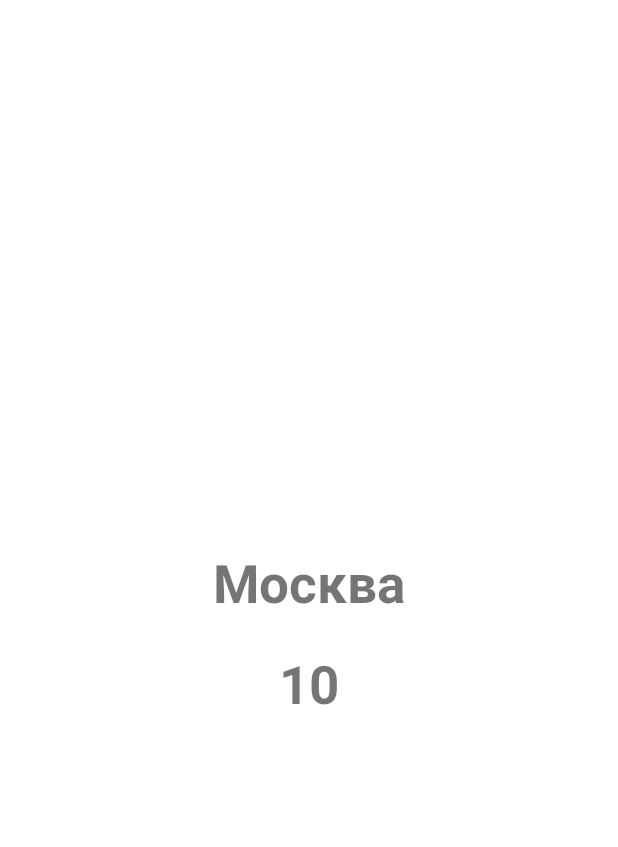
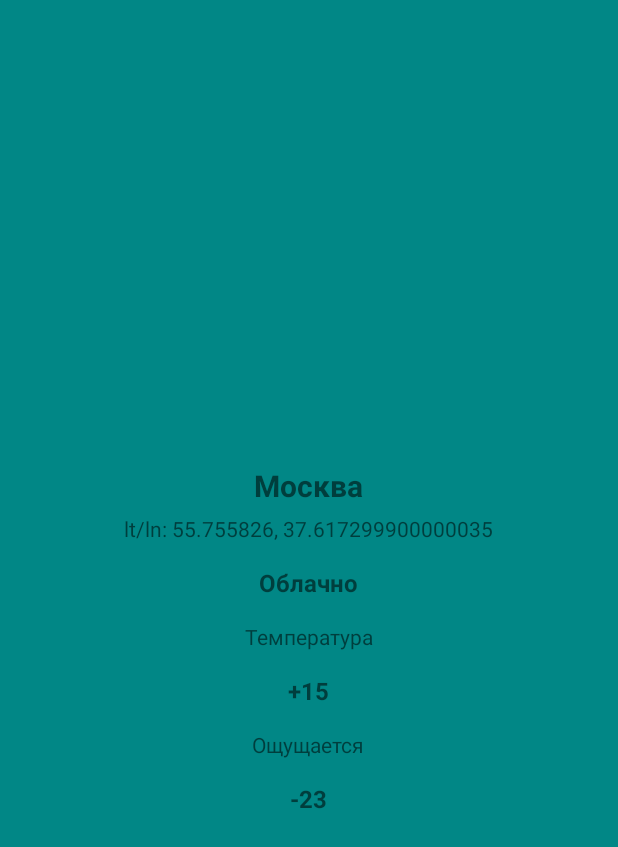
Before and after one commit to enotniy/kotlinforbegginers, an Android app: the layout detail_fragment.xml on its own in the app's theme, with its tools: preview values and no code run, on a phone screen of 412 x 824 dp. Shown: the top 847 px of the screen. Run offline under Robolectric (Android 15) with nearby library versions, the phone set to English and light mode, and no system bars.

```diff
--- a/app/build.gradle
+++ b/app/build.gradle
@@ -37,6 +37,7 @@ android {
 
 dependencies {
 
+    implementation 'com.google.code.gson:gson:2.8.6'
     implementation 'androidx.core:core-ktx:1.6.0'
     implementation 'androidx.appcompat:appcompat:1.4.0'
     implementation 'com.google.android.material:material:1.4.0'
--- a/app/src/main/AndroidManifest.xml
+++ b/app/src/main/AndroidManifest.xml
@@ -1,6 +1,8 @@
 <?xml version="1.0" encoding="utf-8"?>
 <manifest xmlns:android="http://schemas.android.com/apk/res/android"
     package="ru.ekitselyuk.kotlinforbegginers">
+
+    <uses-permission android:name="android.permission.INTERNET" />
 
     <application
         android:allowBackup="true"
--- a/app/src/main/java/ru/ekitselyuk/kotlinforbegginers/view/MainFragment.kt
+++ b/app/src/main/java/ru/ekitselyuk/kotlinforbegginers/view/MainFragment.kt
@@ -43,15 +43,11 @@ class MainFragment : Fragment() {
 
             val bundle = Bundle().apply {
                 putParcelable("WEATHER_EXTRA", weather)
-                putString("Test", "test")
-                putString("Test", "test")
-                putString("Test", "test")
-                putString("Test", "test")
             }
 
             activity?.supportFragmentManager?.apply {
                 beginTransaction()
-                    .add(R.id.main_container, DetailFragment.newInstance(bundle))
+                    .replace(R.id.main_container, DetailFragment.newInstance(bundle))
                     .addToBackStack("")
                     .commit()
             }
--- a/app/src/main/res/layout/detail_fragment.xml
+++ b/app/src/main/res/layout/detail_fragment.xml
@@ -5,6 +5,7 @@
     android:layout_height="match_parent">
 
     <LinearLayout
+        android:background="@color/teal_700"
         android:layout_width="match_parent"
         android:layout_height="match_parent"
         android:gravity="center"
@@ -15,19 +16,58 @@
             android:id="@+id/cityName"
             android:layout_width="wrap_content"
             android:layout_height="wrap_content"
-            android:layout_marginTop="20sp"
-            android:textSize="35sp"
+            android:layout_marginTop="@dimen/city_name_margin_top"
+            android:textSize="@dimen/city_name_text_size"
             android:textStyle="bold"
             tools:text="Москва" />
 
         <TextView
-            android:id="@+id/temperature"
+            android:id="@+id/cityCoordinates"
             android:layout_width="wrap_content"
             android:layout_height="wrap_content"
-            android:layout_marginTop="20sp"
-            android:textSize="35sp"
+            android:layout_marginTop="@dimen/margin_5_dp"
+            tools:text="lt/ln: 55.755826, 37.617299900000035" />
+
+        <TextView
+            android:id="@+id/weatherCondition"
+            android:layout_width="wrap_content"
+            android:layout_height="wrap_content"
+            android:layout_marginTop="@dimen/margin_15_dp"
+            android:textSize="@dimen/feels_like_text_size"
             android:textStyle="bold"
-            tools:text="10" />
+            tools:text="Облачно" />
+
+        <TextView
+            android:id="@+id/temperatureLabel"
+            android:layout_width="wrap_content"
+            android:layout_height="wrap_content"
+            android:layout_marginTop="@dimen/margin_15_dp"
+            android:text="@string/temperature_label" />
+
+        <TextView
+            android:id="@+id/temperatureValue"
+            android:layout_width="wrap_content"
+            android:layout_height="wrap_content"
+            android:layout_marginTop="@dimen/margin_15_dp"
+            android:textSize="@dimen/temperature_value_text_size"
+            android:textStyle="bold"
+            tools:text="+15" />
+
+        <TextView
+            android:id="@+id/feelsLikeLabel"
+            android:layout_width="wrap_content"
+            android:layout_height="wrap_content"
+            android:layout_marginTop="@dimen/margin_15_dp"
+            android:text="@string/feels_like_label" />
+
+        <TextView
+            android:id="@+id/feelsLikeValue"
+            android:layout_width="wrap_content"
+            android:layout_height="wrap_content"
+            android:layout_marginTop="@dimen/margin_15_dp"
+            android:textSize="@dimen/feels_like_text_size"
+            android:textStyle="bold"
+            tools:text="-23" />
 
     </LinearLayout>
 
--- /dev/null
+++ b/app/src/main/res/values/dimens.xml
@@ -0,0 +1,9 @@
+<?xml version="1.0" encoding="utf-8"?>
+<resources>
+    <dimen name="city_name_text_size">20sp</dimen>
+    <dimen name="city_name_margin_top">30dp</dimen>
+    <dimen name="margin_5_dp">5dp</dimen>
+    <dimen name="feels_like_text_size">16sp</dimen>
+    <dimen name="margin_15_dp">15dp</dimen>
+    <dimen name="temperature_value_text_size">16sp</dimen>
+</resources>
--- a/app/src/main/res/values/strings.xml
+++ b/app/src/main/res/values/strings.xml
@@ -1,3 +1,5 @@
 <resources>
     <string name="app_name">KotlinForBegginers</string>
+    <string name="temperature_label">Температура</string>
+    <string name="feels_like_label">Ощущается</string>
 </resources>
```
Also changed, not shown: app/src/main/java/ru/ekitselyuk/kotlinforbegginers/model/WeatherDTO.kt (added, +33 -0 lines), app/src/main/java/ru/ekitselyuk/kotlinforbegginers/model/WeatherLoader.kt (added, +63 -0 lines), app/src/main/java/ru/ekitselyuk/kotlinforbegginers/view/DetailFragment.kt (+19 -1 lines), app/src/main/java/ru/ekitselyuk/kotlinforbegginers/view/MainActivity.kt (+25 -10 lines), app/src/main/res/layout/activity_main.xml (+0 -13 lines), lib/src/main/java/ru/ekitselyuk/lib/MyClass.kt (+18 -29 lines), 6 other files.
